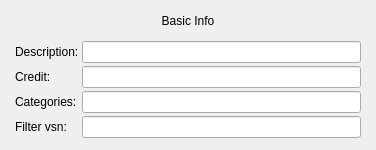
Qt form examples/Qt/ISFEditor/JSONGUI/JSONGUIBasicInfoWidget.ui (mrRay/VVISF-GL) before a commit.
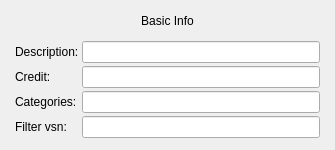
The same form after that commit.

What changed in the file:
```diff
--- a/examples/Qt/ISFEditor/JSONGUI/JSONGUIBasicInfoWidget.ui
+++ b/examples/Qt/ISFEditor/JSONGUI/JSONGUIBasicInfoWidget.ui
@@ -6,7 +6,7 @@
    <rect>
     <x>0</x>
     <y>0</y>
-    <width>376</width>
+    <width>335</width>
     <height>150</height>
    </rect>
   </property>
```
